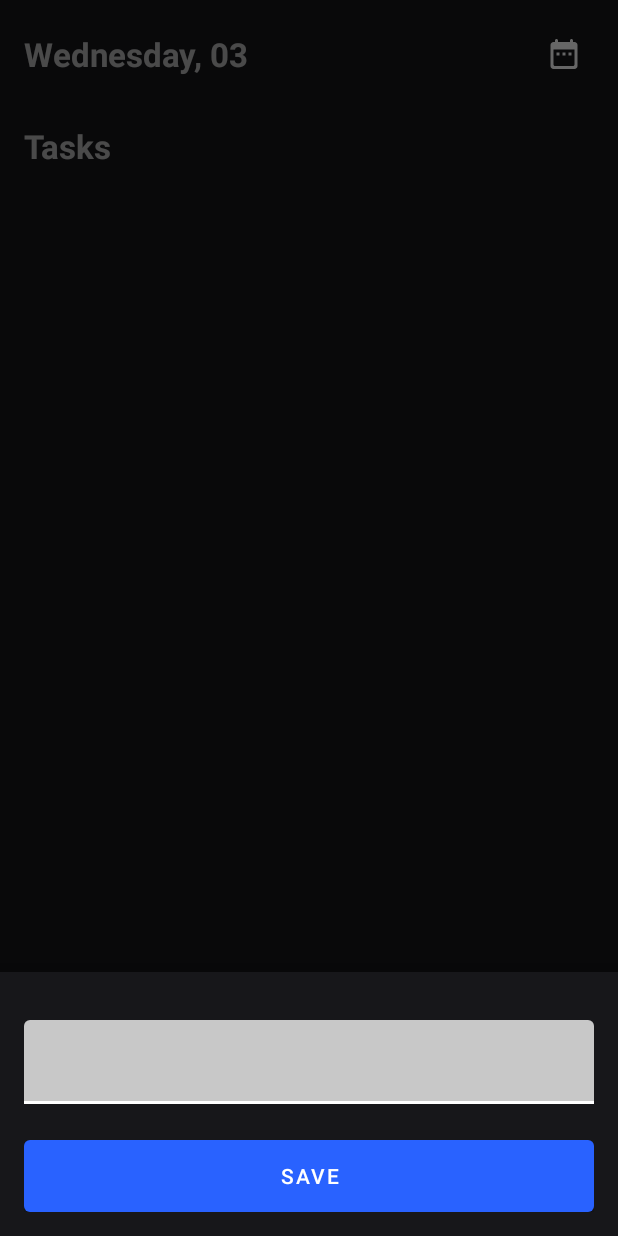
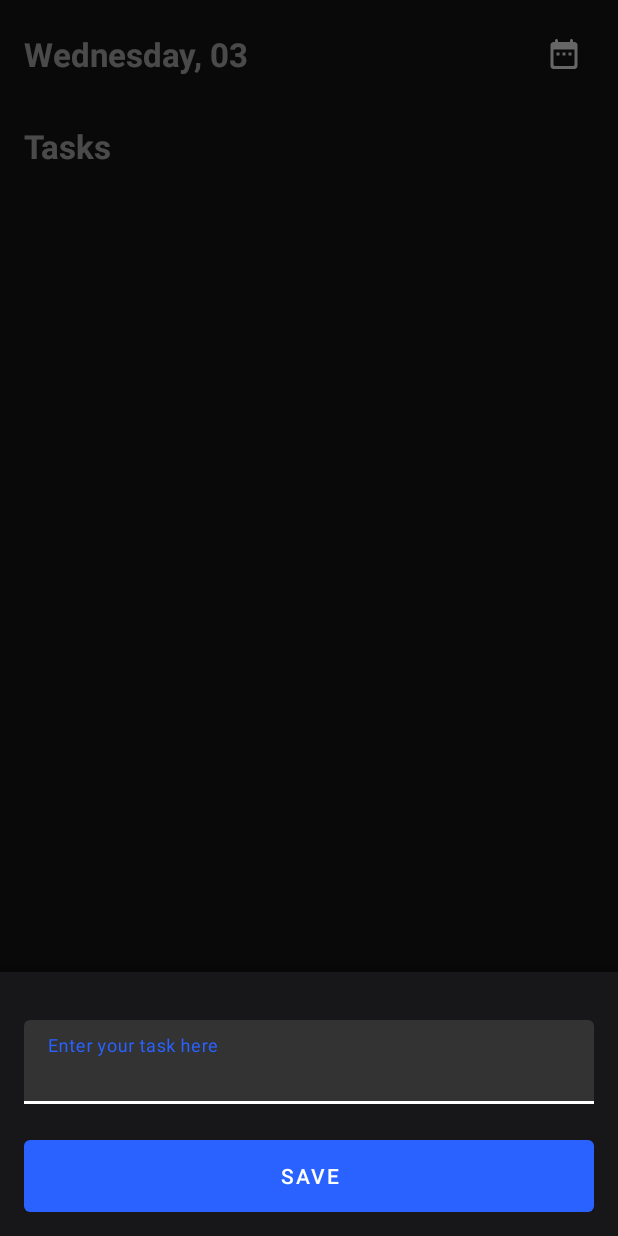
Before and after one commit to Magno-Ramos/dark-todo-app, an Android app: the TaskListFragment screen opened directly, with no data from a screen before it, after a tap on an icon or button, on a phone screen of 412 x 824 dp. Run offline under Robolectric (Android 15) with nearby library versions, the phone set to English and light mode, and no system bars; our stand-ins replace Room's generated code.

Commit message:
improving task create layout

```diff
--- a/app/src/main/java/com/app/darktodoapp/tasks/TaskCreatorFragment.kt
+++ b/app/src/main/java/com/app/darktodoapp/tasks/TaskCreatorFragment.kt
@@ -14,7 +14,7 @@ import kotlinx.coroutines.launch
 
 class TaskCreatorFragment : BottomSheetDialogFragment() {
 
-    override fun getTheme(): Int = R.style.Theme_MaterialComponents_BottomSheetDialog
+    override fun getTheme(): Int = R.style.BottomSheetStyle
 
     override fun onCreateView(
         inflater: LayoutInflater,
--- a/app/src/main/res/layout/fragment_task_creator.xml
+++ b/app/src/main/res/layout/fragment_task_creator.xml
@@ -17,6 +17,7 @@
         <com.google.android.material.textfield.TextInputEditText
             android:id="@+id/edt_task_description"
             android:layout_width="match_parent"
+            android:hint="@string/enter_your_task_here"
             android:layout_height="match_parent"
             android:imeOptions="actionDone"
             android:inputType="textCapSentences" />
--- a/app/src/main/res/layout/fragment_task_list.xml
+++ b/app/src/main/res/layout/fragment_task_list.xml
@@ -18,15 +18,15 @@
         android:id="@+id/view_empty_state"
         style="@style/EmptyStateTextView"
         android:layout_width="0dp"
-        android:gravity="center"
+        android:layout_height="96dp"
         android:layout_marginStart="16dp"
         android:layout_marginEnd="16dp"
-        android:layout_height="96dp"
+        android:background="@drawable/bg_empty_state"
+        android:gravity="center"
+        android:text="@string/no_tasks_added"
+        android:textSize="12sp"
         android:textStyle="bold"
         android:visibility="gone"
-        android:textSize="12sp"
-        android:background="@drawable/bg_empty_state"
-        android:text="@string/no_tasks_added"
         app:layout_constraintEnd_toEndOf="parent"
         app:layout_constraintStart_toStartOf="parent"
         app:layout_constraintTop_toBottomOf="@id/txt_tasks_title" />
@@ -37,9 +37,10 @@
         android:layout_height="wrap_content"
         android:layout_marginStart="16dp"
         android:layout_marginEnd="16dp"
-        app:layout_constraintTop_toBottomOf="@id/txt_tasks_title"
+        android:overScrollMode="never"
         app:layout_constraintEnd_toEndOf="parent"
         app:layout_constraintStart_toStartOf="parent"
+        app:layout_constraintTop_toBottomOf="@id/txt_tasks_title"
         tools:itemCount="6"
         tools:listitem="@layout/item_view_task" />
 
--- a/app/src/main/res/layout/item_view_task.xml
+++ b/app/src/main/res/layout/item_view_task.xml
@@ -5,9 +5,9 @@
     android:layout_width="match_parent"
     android:layout_height="wrap_content"
     android:layout_marginBottom="8dp"
-    android:background="@drawable/bg_item_task"
-    android:paddingHorizontal="8dp"
-    android:paddingVertical="4dp">
+    android:paddingVertical="12dp"
+    android:paddingHorizontal="16dp"
+    android:background="@drawable/bg_item_task">
 
     <com.google.android.material.checkbox.MaterialCheckBox
         android:id="@+id/checkbox"
--- a/app/src/main/res/values/strings.xml
+++ b/app/src/main/res/values/strings.xml
@@ -6,4 +6,5 @@
     <string name="continue_str">Continue</string>
     <string name="intro_description">This smart tool is designed to help you better manage your tasks</string>
     <string name="intro_title">Smart Task Management</string>
+    <string name="enter_your_task_here">Enter your task here</string>
 </resources>
--- a/app/src/main/res/values/styles.xml
+++ b/app/src/main/res/values/styles.xml
@@ -10,17 +10,28 @@
         <item name="colorOnSecondary">#FFFFFF</item>
         <item name="colorError">#F44336</item>
         <item name="colorOnError">#FFFFFF</item>
-        <item name="colorSurface">#ddd</item>
+        <item name="colorSurface">#333333</item>
         <item name="colorOnSurface">#343434</item>
         <item name="android:colorBackground">@color/colorPrimary</item>
         <item name="colorOnBackground">#F44336</item>
 
         <item name="materialButtonStyle">@style/AppButton</item>
+        <item name="checkboxStyle">@style/AppCheckBox</item>
+    </style>
+
+    <style name="BottomSheetStyle" parent="Theme.MaterialComponents.BottomSheetDialog">
+        <item name="android:windowIsFloating">false</item>
+        <item name="android:statusBarColor">@android:color/transparent</item>
+        <item name="android:windowSoftInputMode">adjustResize</item>
     </style>
 
     <style name="AppButton" parent="Widget.MaterialComponents.Button">
         <item name="android:insetTop">0dp</item>
         <item name="android:insetBottom">0dp</item>
+    </style>
+
+    <style name="AppCheckBox" parent="Widget.AppCompat.CompoundButton.CheckBox">
+        <item name="colorSurface">#999999</item>
     </style>
 
     <style name="HeaderTextView" parent="Widget.MaterialComponents.TextView">
```
